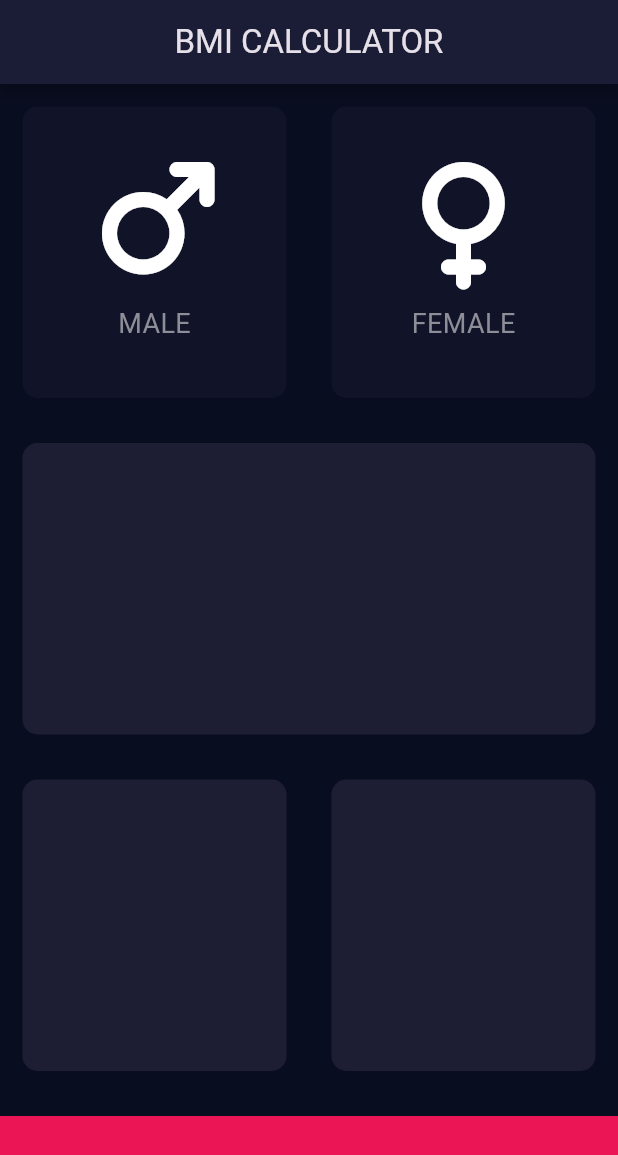
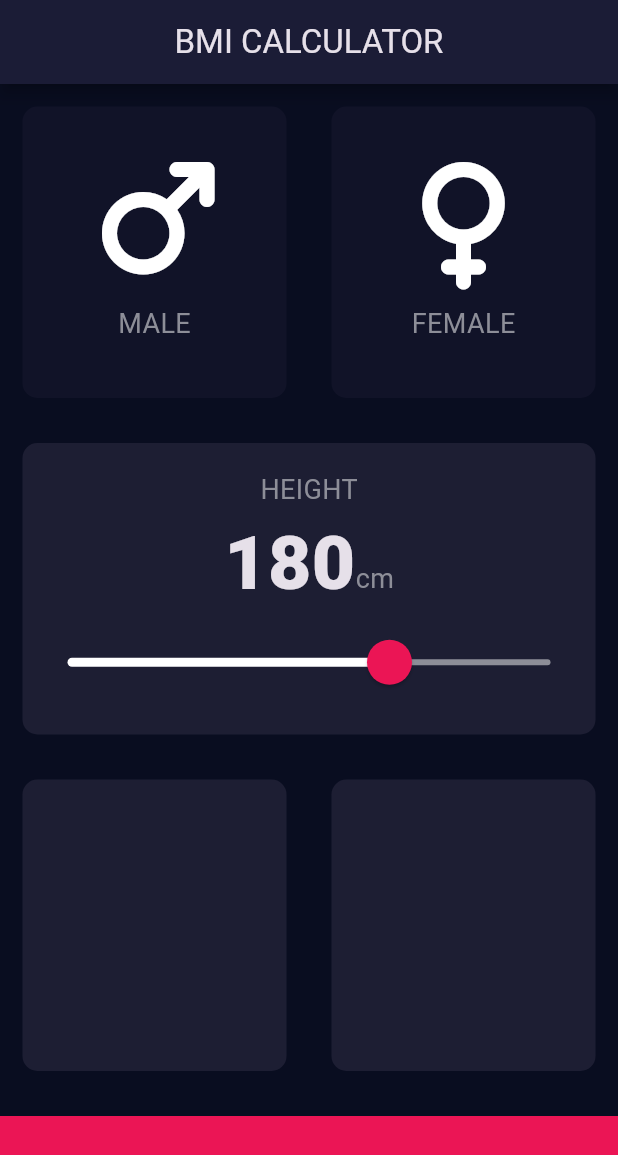
Before and after one commit to ramanaa77/flutter-learning-bootcamp, a Flutter app: the screen it shows after launch, on a phone screen of 412 x 824 dp. Shown: the top 1155 px of the screen. Run offline on Flutter 3.47's test engine with Material 3 defaults, Android fonts, the phone set to English and light mode, and no system bars; our stand-ins replace audioplayers, font_awesome_flutter, rflutter_alert.

Commit message:
add: Height, Slider, SliderTheme

```diff
--- a/bmi-calculator/lib/icon_content.dart
+++ b/bmi-calculator/lib/icon_content.dart
@@ -1,4 +1,5 @@
 import 'package:flutter/material.dart';
+import 'constants.dart';
 
 class IconContent extends StatelessWidget {
   const IconContent({super.key, required this.icon, required this.text});
@@ -12,7 +13,7 @@
       children: [
         Icon(icon, size: 80.0),
         SizedBox(height: 15.0),
-        Text(text, style: TextStyle(fontSize: 18.0, color: Color(0xFF8D8E98))),
+        Text(text, style: kLabelTextStyle),
       ],
     );
   }
--- a/bmi-calculator/lib/input_page.dart
+++ b/bmi-calculator/lib/input_page.dart
@@ -2,14 +2,9 @@
 import 'package:font_awesome_flutter/font_awesome_flutter.dart';
 import 'reusable_card.dart';
 import 'icon_content.dart';
+import 'constants.dart';
 
-const borderContainerHeight = 80.0;
-const activeCardColour = Color(0xFF1D1E33);
-const Color inactiveCardColour = Color(0xFF111328);
-const bottomContainerColour = Color(0xFFEB1555);
-
-enum Gender{male, female}
-
+enum Gender { male, female }
 
 class InputPage extends StatefulWidget {
   const InputPage({super.key});
@@ -19,47 +14,48 @@
 }
 
 class _InputPageState extends State<InputPage> {
-
   Gender? selectedGender;
+  int height = 180;
 
   @override
   Widget build(BuildContext context) {
     return Scaffold(
       appBar: AppBar(title: Text('BMI CALCULATOR')),
       body: Column(
+        crossAxisAlignment: CrossAxisAlignment.stretch,
         children: [
           Expanded(
             child: Row(
               children: [
                 Expanded(
-                  child: GestureDetector(
-                    onTap: (){
+                  child: ReusableCard(
+                    onPress: () {
                       setState(() {
                         selectedGender = Gender.male;
                       });
                     },
-                    child: ReusableCard(
-                        colour: selectedGender == Gender.male? activeCardColour : inactiveCardColour,
+                    colour: selectedGender == Gender.male
+                        ? kActiveCardColour
+                        : kInactiveCardColour,
                     cardChild: IconContent(
                       icon: FontAwesomeIcons.mars,
                       text: "MALE",
                     ),
                   ),
                 ),
-                ),
                 Expanded(
-                  child: GestureDetector(
-                    onTap: (){
+                  child: ReusableCard(
+                    onPress: () {
                       setState(() {
                         selectedGender = Gender.female;
                       });
                     },
-                    child: ReusableCard(
-                        colour: selectedGender == Gender.female? activeCardColour : inactiveCardColour,
+                    colour: selectedGender == Gender.female
+                        ? kActiveCardColour
+                        : kInactiveCardColour,
                     cardChild: IconContent(
                       icon: FontAwesomeIcons.venus,
                       text: "FEMALE",
-                      ),
                     ),
                   ),
                 ),
@@ -68,31 +64,62 @@
           ),
           Expanded(
             child: ReusableCard(
-                colour: activeCardColour
+              colour: kActiveCardColour,
+              cardChild: Column(
+                mainAxisAlignment: MainAxisAlignment.center,
+                children: [
+                  Text("HEIGHT", style: kLabelTextStyle),
+                  Row(
+                    mainAxisAlignment: MainAxisAlignment.center,
+                    crossAxisAlignment: CrossAxisAlignment.baseline,
+                    textBaseline: TextBaseline.alphabetic,
+
+                    children: [
+                      Text(height.toString(), style: kNumberTextStyle),
+                      Text("cm", style: kLabelTextStyle),
+                    ],
+                  ),
+                  SliderTheme(
+                    data: SliderThemeData(
+                      // SliderTheme.of(context).copyWith()
+                      activeTrackColor: Colors.white,
+                      inactiveTrackColor: Color(0xFF8D8E98),
+                      thumbColor: Color(0xFFEB1555),
+                      overlayColor: Color(0x1fEB1555),
+                      thumbShape: RoundSliderThumbShape(enabledThumbRadius: 15),
+                      overlayShape: RoundSliderOverlayShape(
+                        overlayRadius: 30.0,
+                      ),
+                    ),
+                    child: Slider(
+                      value: height.toDouble(),
+                      min: 100,
+                      max: 220,
+                      onChanged: (double newValue) {
+                        setState(() {
+                          height = newValue.round();
+                        });
+                      },
+                    ),
+                  ),
+                ],
+              ),
             ),
           ),
           Expanded(
             child: Row(
               children: [
-                Expanded(
-                  child: ReusableCard(
-                      colour: activeCardColour
-                  ),
-                ),
-                Expanded(
-                  child: ReusableCard(
-                      colour: activeCardColour,
-                  ),
-                ),
+                Expanded(child: ReusableCard(colour: kActiveCardColour)),
+                Expanded(child: ReusableCard(colour: kActiveCardColour)),
               ],
             ),
           ),
           Container(
-            color: bottomContainerColour,
-            height: borderContainerHeight,
+            color: kBottomContainerColour,
+            height: kBorderContainerHeight,
             width: double.infinity,
             margin: EdgeInsets.only(top: 15),
-          )
+          ),
         ],
       ),
     );
--- a/bmi-calculator/lib/reusable_card.dart
+++ b/bmi-calculator/lib/reusable_card.dart
@@ -3,17 +3,26 @@
 class ReusableCard extends StatelessWidget {
   final Color colour;
   final Widget? cardChild;
-  const ReusableCard({super.key, required this.colour, this.cardChild});
+  final void Function()? onPress;
+  const ReusableCard({
+    super.key,
+    required this.colour,
+    this.cardChild,
+    this.onPress,
+  });
 
   @override
   Widget build(BuildContext context) {
-    return Container(
-      margin: EdgeInsets.all(15),
-      decoration: BoxDecoration(
-        color: colour,
-        borderRadius: BorderRadius.circular(10),
+    return GestureDetector(
+      onTap: onPress,
+      child: Container(
+        margin: EdgeInsets.all(15),
+        decoration: BoxDecoration(
+          color: colour,
+          borderRadius: BorderRadius.circular(10),
+        ),
+        child: cardChild,
       ),
-      child: cardChild,
     );
   }
 }
```
Also changed, not shown: bmi-calculator/lib/main.dart (line endings or trailing spaces). Lines whose indentation alone changed are shown as unchanged.
